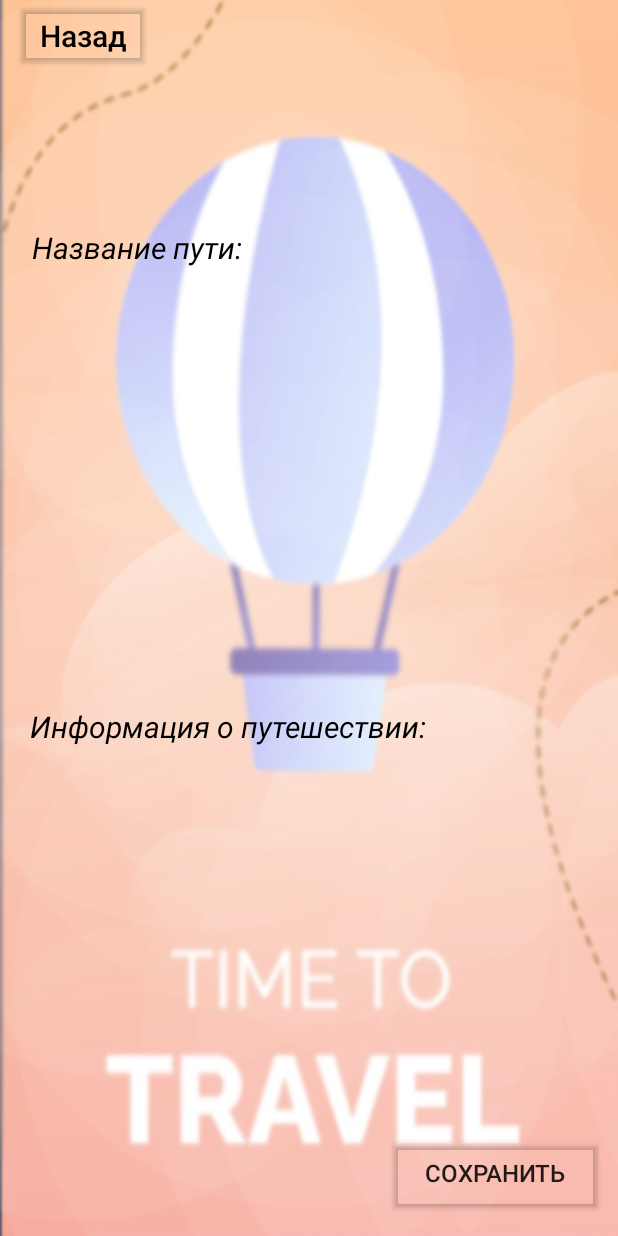
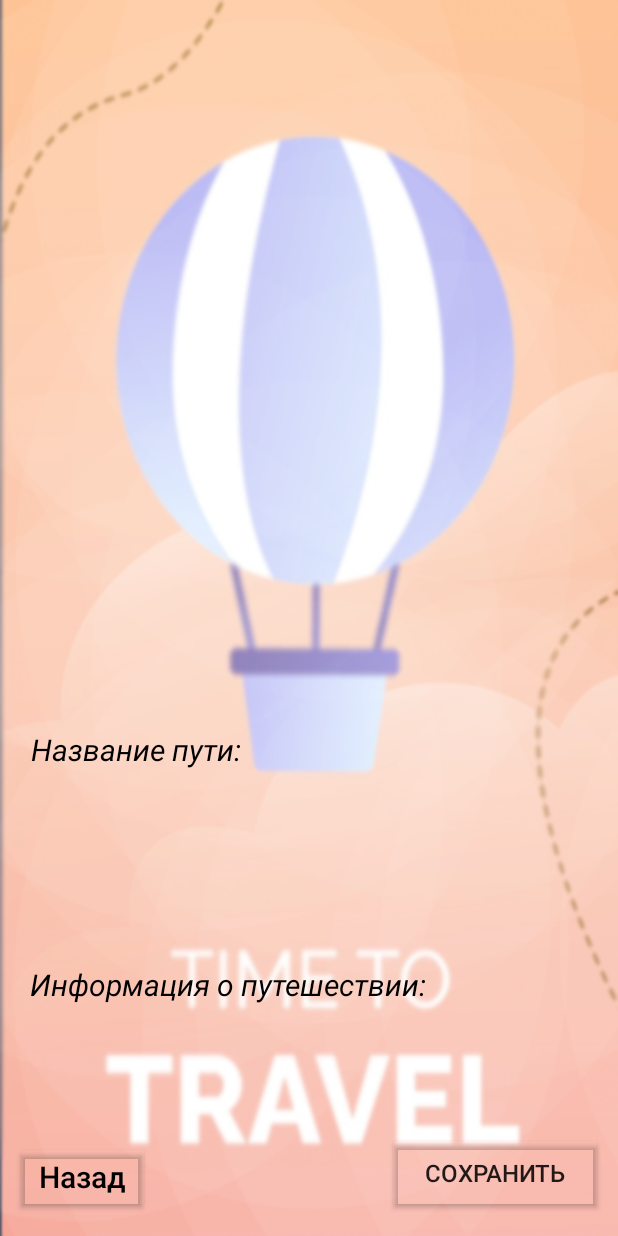
Before and after one commit to l-Mel-l/TravelAnd, an Android app: the layout fragment_note_edit.xml on its own in the app's theme, with its tools: preview values and no code run, on a phone screen of 412 x 824 dp. Run offline under Robolectric (Android 15) with nearby library versions, the phone set to English and light mode, and no system bars.

Commit message:
чё-то сделал4

```diff
--- a/app/src/main/java/com/example/traveland/NotesListFragment.java
+++ b/app/src/main/java/com/example/traveland/NotesListFragment.java
@@ -58,8 +58,6 @@ public class NotesListFragment extends Fragment {
             }
         });
 
-        // Остальной код для долгого нажатия и удаления заметки
-
         return view;
     }
 }
--- a/app/src/main/res/layout/activity_main.xml
+++ b/app/src/main/res/layout/activity_main.xml
@@ -9,7 +9,7 @@
         android:id="@+id/listFragment"
         android:layout_width="0dp"
         android:layout_height="0dp"
-        android:name="com.example.traveland.GlavFragment"
+        android:name="com.example.traveland.NotesListFragment"
         app:layout_constraintLeft_toLeftOf="parent"
         app:layout_constraintTop_toTopOf="parent"
         app:layout_constraintBottom_toTopOf="@+id/detailFragment"
@@ -19,7 +19,7 @@
         android:id="@+id/detailFragment"
         android:layout_width="0dp"
         android:layout_height="0dp"
-        android:name="com.example.traveland.SecFragment"
+        android:name="com.example.traveland.NoteEditFragment"
         app:layout_constraintLeft_toLeftOf="parent"
         app:layout_constraintTop_toBottomOf="@id/listFragment"
         app:layout_constraintBottom_toBottomOf="parent"
--- a/app/src/main/res/layout/fragment_note_edit.xml
+++ b/app/src/main/res/layout/fragment_note_edit.xml
@@ -10,11 +10,12 @@
 
     <EditText
         android:id="@+id/titleEditText"
+        style="@style/WhiteBorderEditText"
         android:layout_width="402dp"
         android:layout_height="98dp"
         android:layout_marginStart="1dp"
-        android:layout_marginTop="60dp"
         android:layout_marginEnd="1dp"
+        android:layout_marginBottom="10dp"
         android:hint="Название пути:"
         android:padding="16dp"
         android:textAllCaps="false"
@@ -25,18 +26,17 @@
         android:textStyle="italic"
         app:layout_constraintBottom_toTopOf="@+id/contentEditText"
         app:layout_constraintEnd_toEndOf="parent"
-        app:layout_constraintStart_toStartOf="parent"
-        app:layout_constraintTop_toTopOf="parent"
-        style="@style/WhiteBorderEditText"/>
+        app:layout_constraintHorizontal_bias="0.428"
+        app:layout_constraintStart_toStartOf="parent" />
 
     <EditText
         android:id="@+id/contentEditText"
+        style="@style/WhiteBorderEditText"
         android:layout_width="404dp"
-        android:layout_height="407dp"
+        android:layout_height="195dp"
         android:layout_marginStart="1dp"
-        android:layout_marginTop="10dp"
         android:layout_marginEnd="1dp"
-        android:layout_marginBottom="80dp"
+        android:layout_marginBottom="70dp"
         android:layout_weight="1"
         android:hint="Информация о путешествии:"
         android:padding="16dp"
@@ -46,9 +46,7 @@
         android:textStyle="italic"
         app:layout_constraintBottom_toBottomOf="parent"
         app:layout_constraintEnd_toEndOf="parent"
-        app:layout_constraintStart_toStartOf="parent"
-        app:layout_constraintTop_toBottomOf="@+id/titleEditText"
-        style="@style/WhiteBorderEditText"/>
+        app:layout_constraintStart_toStartOf="parent" />
 
     <LinearLayout
         android:layout_width="match_parent"
@@ -77,8 +75,9 @@
     <Button
         android:id="@+id/backbutton"
         android:layout_width="90dp"
-        android:layout_height="0dp"
-        android:layout_marginStart="5dp"
+        android:layout_height="wrap_content"
+        android:layout_marginStart="10dp"
+        android:layout_marginBottom="15dp"
         android:backgroundTint="#00FFFFFF"
         android:text="Назад"
         android:textAlignment="center"
@@ -88,6 +87,6 @@
         android:textColorHint="@color/black"
         android:textColorLink="@color/black"
         android:textSize="20sp"
-        app:layout_constraintStart_toStartOf="@+id/titleEditText"
-        app:layout_constraintTop_toTopOf="parent" />
+        app:layout_constraintBottom_toBottomOf="parent"
+        app:layout_constraintStart_toStartOf="parent" />
 </androidx.constraintlayout.widget.ConstraintLayout>
```
Also changed, not shown: app/src/main/java/com/example/traveland/MainActivity.java (+7 -5 lines), app/src/main/res/layout/fragment_notes_list.xml (+11 -6 lines).
